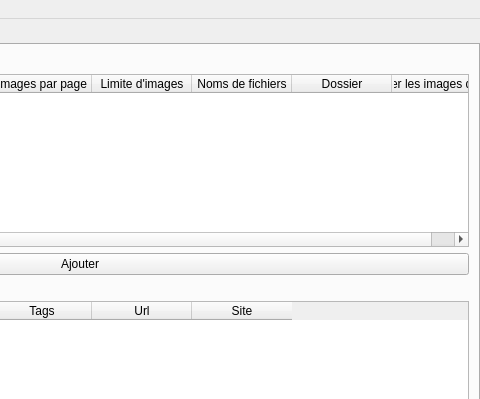
XanderMld/imgbrd-grabber, file ui/mainwindow.ui: the form before one commit; both pictures show x 320 to 800 and y 0 to 399 of the 800 by 541 pixel window.
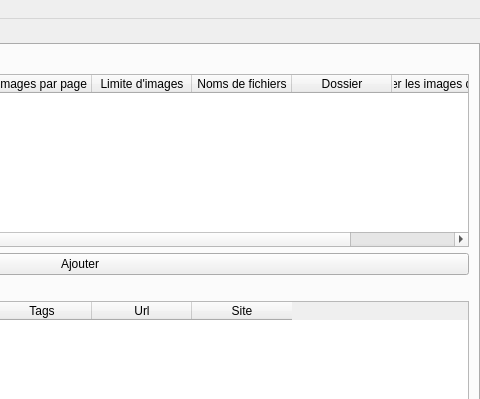
The form after the commit. The open tabs and pages were chosen to show the change. Icons and pictures are not drawn.

```diff
--- a/ui/mainwindow.ui
+++ b/ui/mainwindow.ui
@@ -263,6 +263,11 @@
               <string>Télécharger les images de la liste noire</string>
              </property>
             </column>
+            <column>
+             <property name="text">
+              <string>Progression</string>
+             </property>
+            </column>
            </widget>
           </item>
           <item>
```
Left out of the diff: 10 changed lines with no effect on the pictures. Lines whose indentation alone changed are shown as unchanged.
